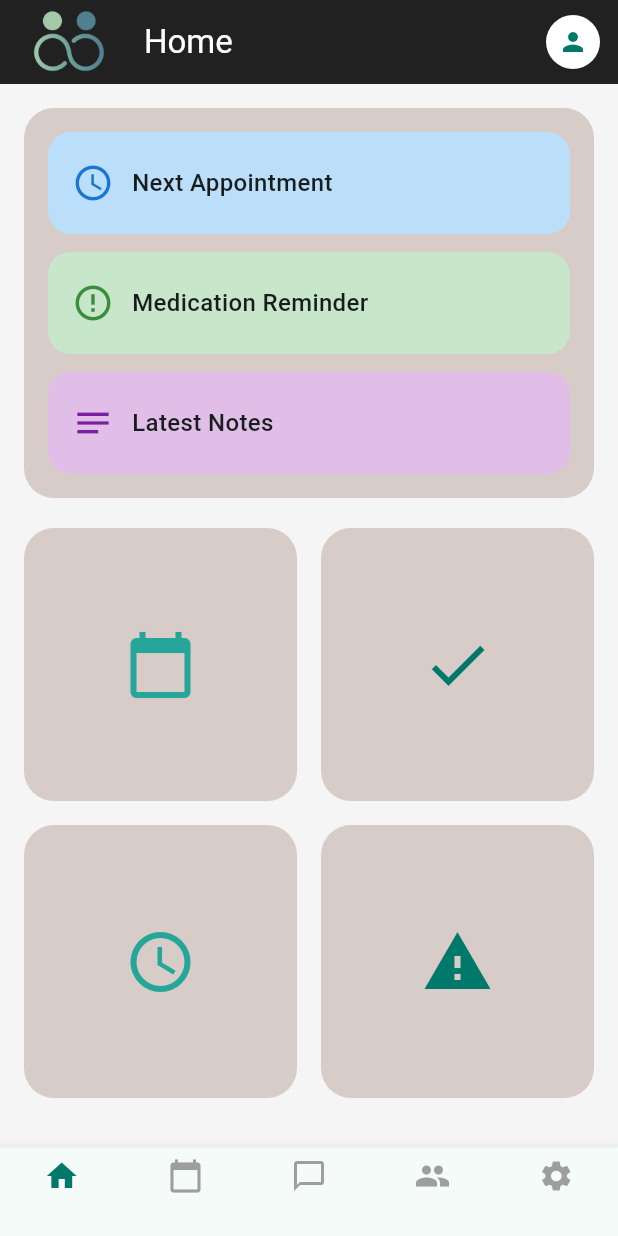
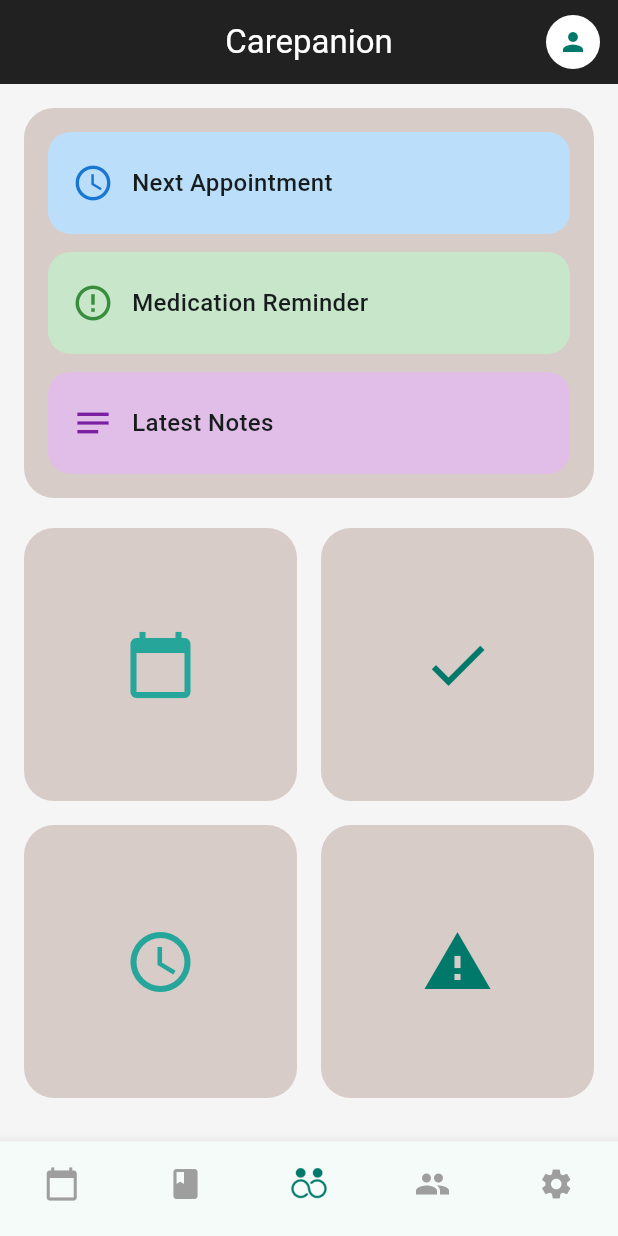
Before and after one commit to FinleyConway/prototype_project, a Flutter app: the screen it shows after launch, on a phone screen of 412 x 824 dp. Run offline on Flutter 3.47's test engine with Material 3 defaults, Android fonts, the phone set to English and light mode, and no system bars; our stand-ins replace sqflite_common_ffi, table_calendar; missing offline and left inert: window_size; accounts and stored records are empty.

Commit message:
feat: Functioning nav bar and Health Log page
- Updated homepage with centered logo in bottom nav
- Implemented StatefulWidget for nav state management
- Added Health Log page with matching navigation bar
- Nav bar can navigate between pages
- Updated nav icons to match figma (Calendar, Health Log, Home, People, Settings)

```diff
--- a/lib/pages/home_page.dart
+++ b/lib/pages/home_page.dart
@@ -1,7 +1,44 @@
 import 'package:flutter/material.dart';
+import 'health_log.dart';
 
-class HomePage extends StatelessWidget {
+class HomePage extends StatefulWidget  {
   const HomePage({super.key});
+
+  @override
+  State<HomePage> createState() => _HomePageState();
+}
+
+class _HomePageState extends State<HomePage> {
+  int _selectedIndex = 2;   // current nav index (home is center)
+
+  // Handle  taps
+  void _onItemTapped(int index) {
+    setState(() {
+      _selectedIndex = index;
+    });
+
+    switch (index) {
+      case 0:
+        // Navigate to Calendar, TODO
+        break;
+      case 1:
+        // Navigate to Health Log
+        Navigator.push(
+          context,
+          MaterialPageRoute(builder: (context) => const HealthLogPage()),
+        );
+        break;
+      case 2:
+        // home page (current)
+        break;
+      case 3:
+        // Navigate to Social, TODO
+        break;
+      case 4:
+        // Navigate to Settings, TODO
+        break;
+    }
+  }
 
   @override
   Widget build(BuildContext context) {
@@ -9,17 +46,9 @@ class HomePage extends StatelessWidget {
       backgroundColor: Colors.grey[100],
       appBar: AppBar(
         backgroundColor: Colors.grey[900],
-        leadingWidth: 80,  // More space
-        leading: Padding(
-          padding: const EdgeInsets.only(left: 12.0),
-          child: Image.asset(
-            'assets/images/notextLogo.png',
-            width: 40,
-            height: 40,
-          ),
-        ),
+        centerTitle: true,
         title: const Text(
-          'Home',
+          'Carepanion',
           style: TextStyle(color: Colors.white),
         ),
         actions: [
@@ -142,13 +171,23 @@ class HomePage extends StatelessWidget {
       type: BottomNavigationBarType.fixed,
       selectedItemColor: Colors.teal[700],
       unselectedItemColor: Colors.grey,
-      currentIndex: 0,
-      items: const [
-        BottomNavigationBarItem(icon: Icon(Icons.home), label: ''),
-        BottomNavigationBarItem(icon: Icon(Icons.calendar_today), label: ''),
-        BottomNavigationBarItem(icon: Icon(Icons.chat_bubble_outline), label: ''),
-        BottomNavigationBarItem(icon: Icon(Icons.people), label: ''),
-        BottomNavigationBarItem(icon: Icon(Icons.settings), label: ''),
+      currentIndex: _selectedIndex,
+      onTap: _onItemTapped,
+      showSelectedLabels: false,
+      showUnselectedLabels: false,
+      items: [
+        const BottomNavigationBarItem(icon: Icon(Icons.calendar_today), label: ''),
+        const BottomNavigationBarItem(icon: Icon(Icons.book), label: ''),
+        BottomNavigationBarItem(
+          icon: Image.asset(
+            'assets/images/notextLogo.png',
+            height: 28,
+            color: _selectedIndex == 2 ? Colors.teal[700] : Colors.grey,
+          ),
+          label: '',
+        ),
+        const BottomNavigationBarItem(icon: Icon(Icons.people), label: ''),
+        const BottomNavigationBarItem(icon: Icon(Icons.settings), label: ''),
       ],
     );
   }
```
Also changed, not shown: lib/pages/health_log.dart (added, +134 -0 lines).
